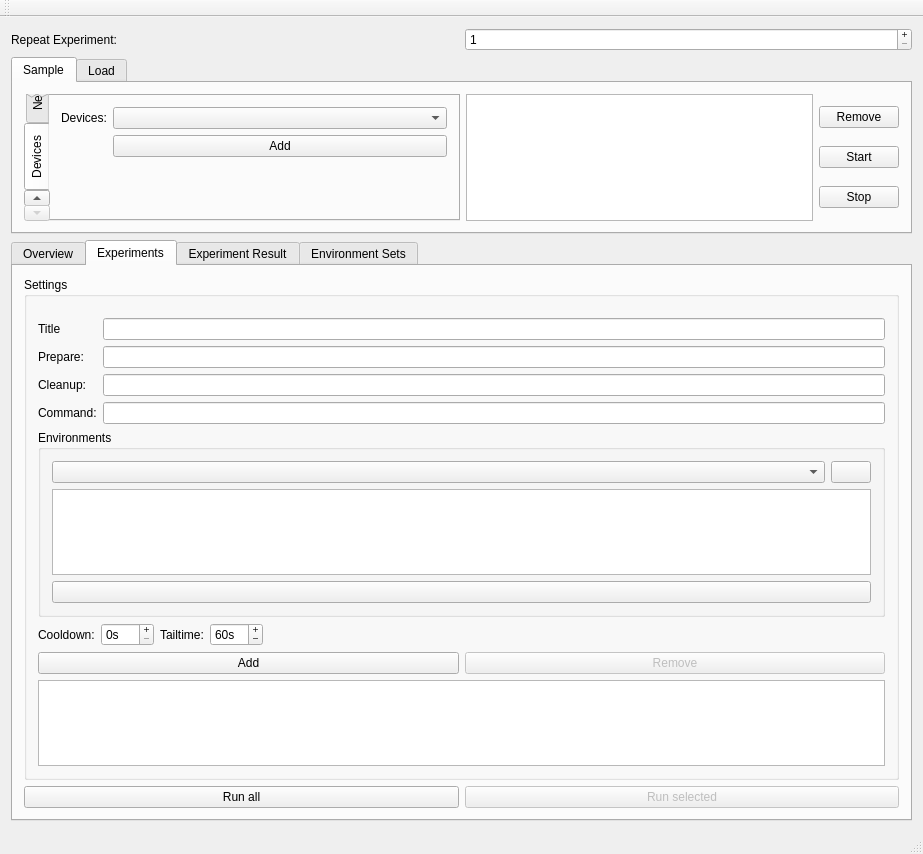
First picture: the form in odroidreader.ui, repository TUD-OS/OdroidReader, before the edit.
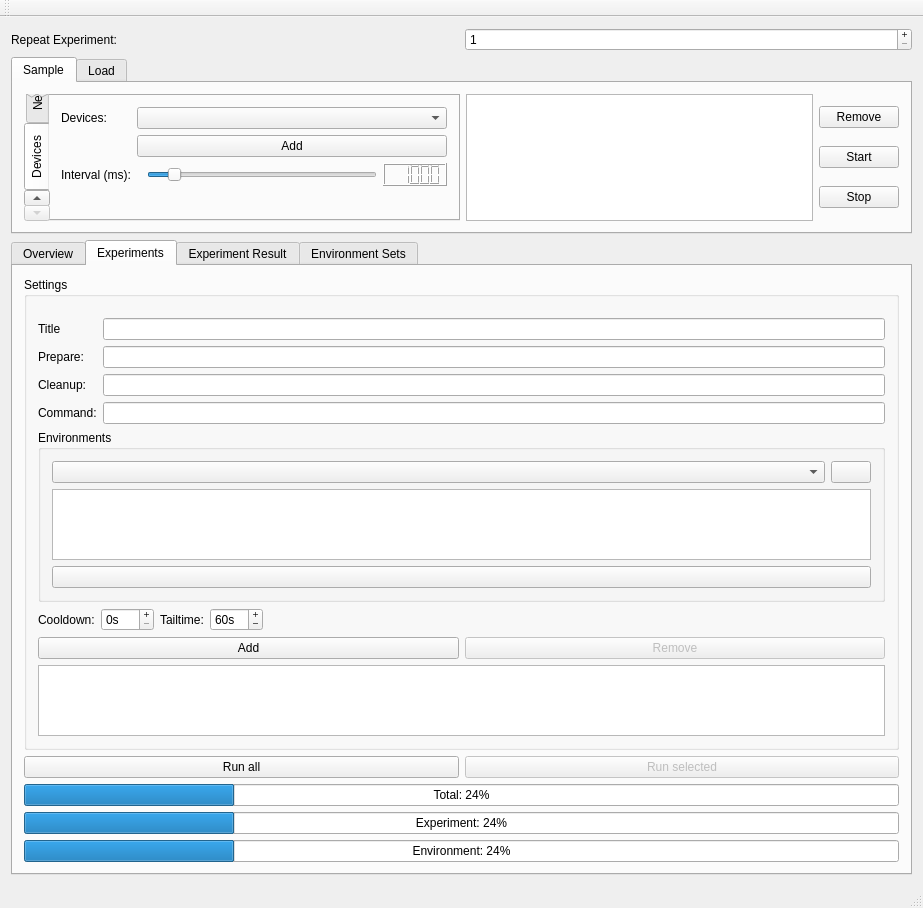
Second picture: the form after the edit. The open tabs and pages were chosen to show the change. Icons and pictures are not drawn. Custom widgets are drawn as their Qt base class.

Patch:
```diff
--- a/odroidreader.ui
+++ b/odroidreader.ui
@@ -7,7 +7,7 @@
     <x>0</x>
     <y>0</y>
     <width>923</width>
-    <height>854</height>
+    <height>865</height>
    </rect>
   </property>
   <property name="windowTitle">
@@ -242,6 +242,52 @@
               </property>
              </widget>
             </item>
+            <item row="2" column="1">
+             <layout class="QHBoxLayout" name="horizontalLayout_17">
+              <property name="leftMargin">
+               <number>10</number>
+              </property>
+              <property name="topMargin">
+               <number>0</number>
+              </property>
+              <item>
+               <widget class="QSlider" name="deviceSI">
+                <property name="minimum">
+                 <number>100</number>
+                </property>
+                <property name="maximum">
+                 <number>10000</number>
+                </property>
+                <property name="singleStep">
+                 <number>10</number>
+                </property>
+                <property name="pageStep">
+                 <number>20</number>
+                </property>
+                <property name="value">
+                 <number>1000</number>
+                </property>
+                <property name="orientation">
+                 <enum>Qt::Horizontal</enum>
+                </property>
+               </widget>
+              </item>
+              <item>
+               <widget class="QLCDNumber" name="deviceSIDisplay">
+                <property name="intValue" stdset="0">
+                 <number>1000</number>
+                </property>
+               </widget>
+              </item>
+             </layout>
+            </item>
+            <item row="2" column="0">
+             <widget class="QLabel" name="label_16">
+              <property name="text">
+               <string>Interval (ms):</string>
+              </property>
+             </widget>
+            </item>
            </layout>
           </widget>
          </widget>
@@ -667,6 +713,39 @@
           </item>
          </layout>
         </item>
+        <item>
+         <widget class="QProgressBar" name="totalProgress">
+          <property name="value">
+           <number>24</number>
+          </property>
+          <property name="textVisible">
+           <bool>true</bool>
+          </property>
+          <property name="format">
+           <string>Total: %p%</string>
+          </property>
+         </widget>
+        </item>
+        <item>
+         <widget class="QProgressBar" name="experimentProgress">
+          <property name="value">
+           <number>24</number>
+          </property>
+          <property name="format">
+           <string>Experiment: %p%</string>
+          </property>
+         </widget>
+        </item>
+        <item>
+         <widget class="QProgressBar" name="environmentProgress">
+          <property name="value">
+           <number>24</number>
+          </property>
+          <property name="format">
+           <string>Environment: %p%</string>
+          </property>
+         </widget>
+        </item>
        </layout>
       </widget>
       <widget class="QWidget" name="result">
```
Left out of the diff: 24 changed lines with no effect on the pictures.
